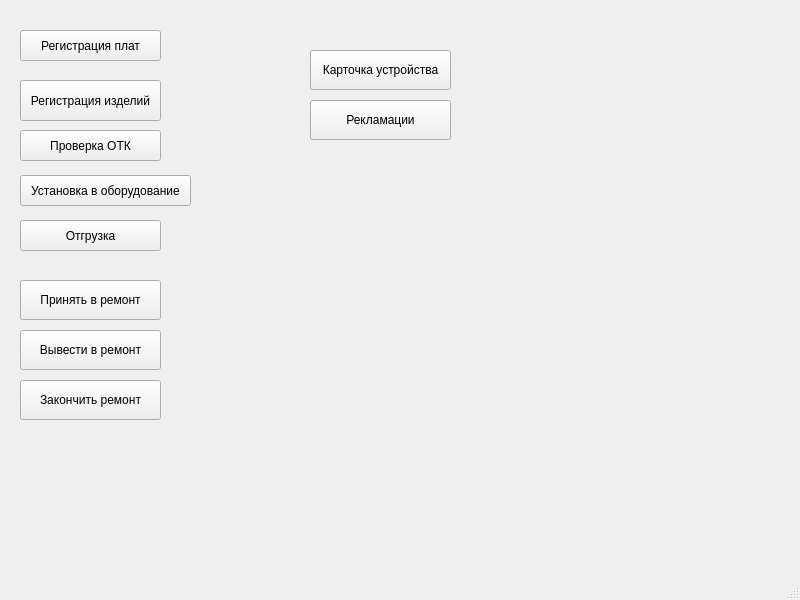
Before: the Qt Designer form app/mainwindow.ui in AlexeyScherbakov2021/Remont, drawn with Qt 5.
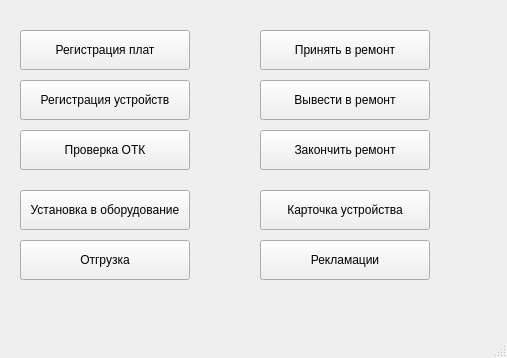
After: the same form once the commit is applied.

```diff
--- a/app/mainwindow.ui
+++ b/app/mainwindow.ui
@@ -6,8 +6,8 @@
    <rect>
     <x>0</x>
     <y>0</y>
-    <width>800</width>
-    <height>600</height>
+    <width>507</width>
+    <height>358</height>
    </rect>
   </property>
   <property name="windowTitle">
@@ -17,9 +17,9 @@
    <widget class="QPushButton" name="pbClaim">
     <property name="geometry">
      <rect>
-      <x>310</x>
-      <y>100</y>
-      <width>141</width>
+      <x>260</x>
+      <y>240</y>
+      <width>170</width>
       <height>40</height>
      </rect>
     </property>
@@ -30,9 +30,9 @@
    <widget class="QPushButton" name="pbCard">
     <property name="geometry">
      <rect>
-      <x>310</x>
-      <y>50</y>
-      <width>141</width>
+      <x>260</x>
+      <y>190</y>
+      <width>170</width>
       <height>40</height>
      </rect>
     </property>
@@ -43,9 +43,9 @@
    <widget class="QPushButton" name="pbApplyRemont">
     <property name="geometry">
      <rect>
-      <x>20</x>
-      <y>280</y>
-      <width>141</width>
+      <x>260</x>
+      <y>30</y>
+      <width>170</width>
       <height>40</height>
      </rect>
     </property>
@@ -56,9 +56,9 @@
    <widget class="QPushButton" name="pbStartRemont">
     <property name="geometry">
      <rect>
-      <x>20</x>
-      <y>330</y>
-      <width>141</width>
+      <x>260</x>
+      <y>80</y>
+      <width>170</width>
       <height>40</height>
      </rect>
     </property>
@@ -69,9 +69,9 @@
    <widget class="QPushButton" name="pbEndRemont">
     <property name="geometry">
      <rect>
-      <x>20</x>
-      <y>380</y>
-      <width>141</width>
+      <x>260</x>
+      <y>130</y>
+      <width>170</width>
       <height>40</height>
      </rect>
     </property>
@@ -84,12 +84,12 @@
      <rect>
       <x>20</x>
       <y>80</y>
-      <width>141</width>
-      <height>41</height>
+      <width>170</width>
+      <height>40</height>
      </rect>
     </property>
     <property name="text">
-     <string>Регистрация изделий</string>
+     <string>Регистрация устройств</string>
     </property>
    </widget>
    <widget class="QPushButton" name="pbOTK">
@@ -97,8 +97,8 @@
      <rect>
       <x>20</x>
       <y>130</y>
-      <width>141</width>
-      <height>31</height>
+      <width>170</width>
+      <height>40</height>
      </rect>
     </property>
     <property name="text">
@@ -110,8 +110,8 @@
      <rect>
       <x>20</x>
       <y>30</y>
-      <width>141</width>
-      <height>31</height>
+      <width>170</width>
+      <height>40</height>
      </rect>
     </property>
     <property name="text">
@@ -122,9 +122,9 @@
     <property name="geometry">
      <rect>
       <x>20</x>
-      <y>220</y>
-      <width>141</width>
-      <height>31</height>
+      <y>240</y>
+      <width>170</width>
+      <height>40</height>
      </rect>
     </property>
     <property name="text">
@@ -135,9 +135,9 @@
     <property name="geometry">
      <rect>
       <x>20</x>
-      <y>175</y>
-      <width>171</width>
-      <height>31</height>
+      <y>190</y>
+      <width>170</width>
+      <height>40</height>
      </rect>
     </property>
     <property name="text">
```
Left out of the diff: 2 changed lines with no effect on the pictures.
